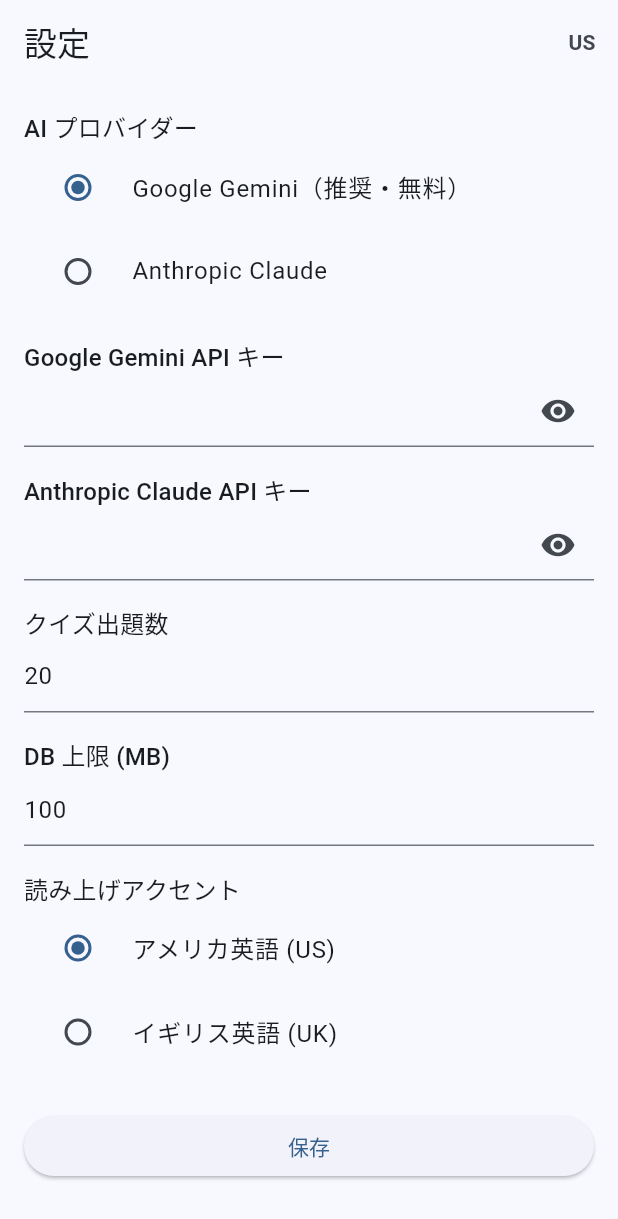
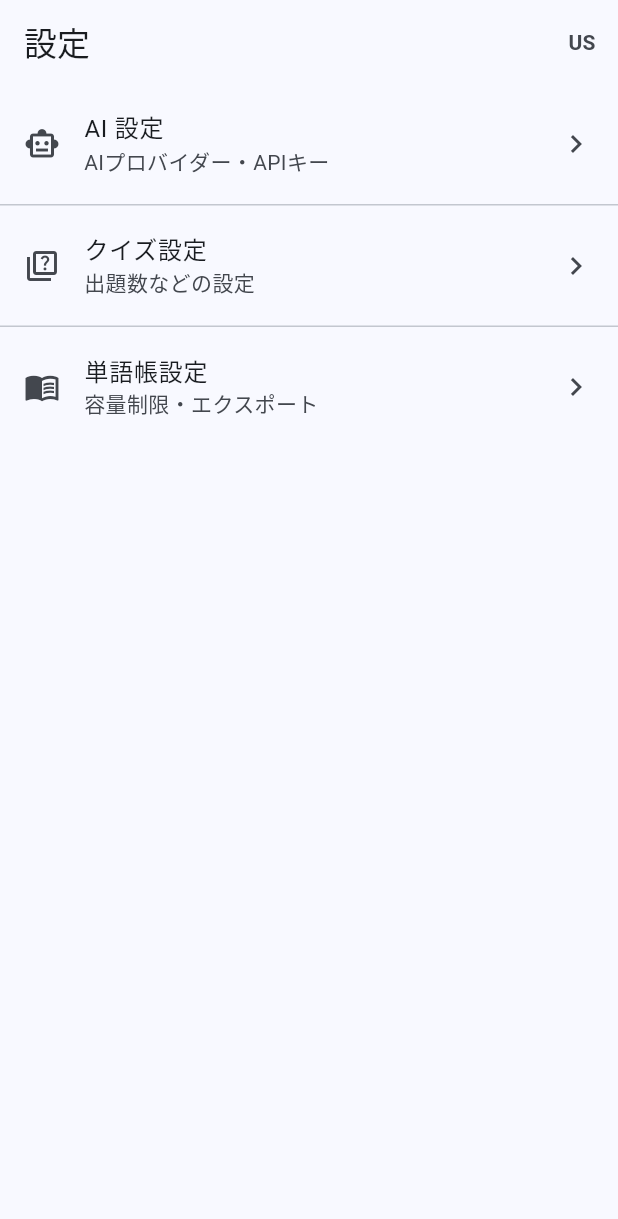
Before and after one commit to RYO0115/language_learn_app, a Flutter app: the SettingsPage screen opened by its route, on a phone screen of 412 x 824 dp. Shown: the top 1219 px of the screen. Run offline on Flutter 3.47's test engine with Material 3 defaults, Android fonts, the phone set to English and light mode, and no system bars; our stand-ins replace dio, drift, file_picker, flutter_riverpod, flutter_secure_storage, flutter_tts and 2 more; accounts and stored records are empty; generated files the repository leaves out were written again.

Commit message:
設定画面をカテゴリ別サブページに分割してセキュリティと視認性を改善
- 設定トップをナビゲーション一覧のみに刷新（AI設定・クイズ設定・単語帳設定）
- APIキーをトップ画面から AI設定サブページに移動（セキュリティ改善）
- クイズ設定サブページ: 出題数設定
- 単語帳設定サブページ: DB容量制限 + 単語帳のエクスポート/インポートを埋め込み
- 各画面右上の US/UK ボタンと重複する TTS アクセント設定を設定画面から削除
- app.dart に /settings/ai・/settings/quiz・/settings/words ルートを追加

Co-Authored-By: Claude Sonnet 4.6 <noreply@anthropic.com>

```diff
--- a/smartphone_app/lib/app.dart
+++ b/smartphone_app/lib/app.dart
@@ -11,6 +11,9 @@ import 'features/quiz/presentation/quiz_result_page.dart';
 import 'features/streak/presentation/streak_calendar_page.dart';
 import 'features/export/presentation/export_page.dart';
 import 'features/settings/presentation/settings_page.dart';
+import 'features/settings/presentation/settings_ai_page.dart';
+import 'features/settings/presentation/settings_quiz_page.dart';
+import 'features/settings/presentation/settings_words_page.dart';
 import 'features/onboarding/presentation/api_key_setup_page.dart';
 import 'features/settings/presentation/settings_provider.dart';
 import 'package:language_learn_app/l10n/app_localizations.dart';
@@ -57,6 +60,9 @@ final _routerProvider = Provider<GoRouter>((ref) {
       GoRoute(path: '/streak', builder: (_, __) => const StreakCalendarPage()),
       GoRoute(path: '/export', builder: (_, __) => const ExportPage()),
       GoRoute(path: '/settings', builder: (_, __) => const SettingsPage()),
+      GoRoute(path: '/settings/ai', builder: (_, __) => const SettingsAiPage()),
+      GoRoute(path: '/settings/quiz', builder: (_, __) => const SettingsQuizPage()),
+      GoRoute(path: '/settings/words', builder: (_, __) => const SettingsWordsPage()),
     ],
   );
 });
--- a/smartphone_app/lib/features/settings/presentation/settings_page.dart
+++ b/smartphone_app/lib/features/settings/presentation/settings_page.dart
@@ -3,190 +3,68 @@ import 'package:flutter_riverpod/flutter_riverpod.dart';
 import 'package:go_router/go_router.dart';
 import 'package:language_learn_app/l10n/app_localizations.dart';
 import '../../../common/widgets/common_app_bar_actions.dart';
-import '../domain/app_settings.dart';
-import 'settings_provider.dart';
 
-class SettingsPage extends ConsumerStatefulWidget {
+class SettingsPage extends ConsumerWidget {
   const SettingsPage({super.key});
 
   @override
-  ConsumerState<SettingsPage> createState() => _SettingsPageState();
+  Widget build(BuildContext context, WidgetRef ref) {
+    final l10n = AppLocalizations.of(context)!;
+    return Scaffold(
+      appBar: AppBar(
+        title: Text(l10n.settings),
+        actions: const [CommonAppBarActions(showSettingsButton: false)],
+      ),
+      body: ListView(
+        children: [
+          _SettingsTile(
+            icon: Icons.smart_toy_outlined,
+            title: 'AI 設定',
+            subtitle: 'AIプロバイダー・APIキー',
+            onTap: () => context.push('/settings/ai'),
+          ),
+          const Divider(height: 1),
+          _SettingsTile(
+            icon: Icons.quiz_outlined,
+            title: 'クイズ設定',
+            subtitle: '出題数などの設定',
+            onTap: () => context.push('/settings/quiz'),
+          ),
+          const Divider(height: 1),
+          _SettingsTile(
+            icon: Icons.menu_book_outlined,
+            title: '単語帳設定',
+            subtitle: '容量制限・エクスポート',
+            onTap: () => context.push('/settings/words'),
+          ),
+        ],
+      ),
+    );
+  }
 }
 
-class _SettingsPageState extends ConsumerState<SettingsPage> {
-  final _googleKeyCtrl = TextEditingController();
-  final _claudeKeyCtrl = TextEditingController();
-  final _quizCountCtrl = TextEditingController();
-  final _dbLimitCtrl = TextEditingController();
-  AiProvider _provider = AiProvider.gemini;
-  TtsAccent _ttsAccent = TtsAccent.american;
-  bool _obscureGoogle = true;
-  bool _obscureClaude = true;
-  bool _initialized = false;
+class _SettingsTile extends StatelessWidget {
+  const _SettingsTile({
+    required this.icon,
+    required this.title,
+    required this.subtitle,
+    required this.onTap,
+  });
 
-  @override
-  void dispose() {
-    _googleKeyCtrl.dispose();
-    _claudeKeyCtrl.dispose();
-    _quizCountCtrl.dispose();
-    _dbLimitCtrl.dispose();
-    super.dispose();
-  }
+  final IconData icon;
+  final String title;
+  final String subtitle;
+  final VoidCallback onTap;
 
   @override
   Widget build(BuildContext context) {
-    final l10n = AppLocalizations.of(context)!;
-    final settingsAsync = ref.watch(settingsProvider);
-
-    return settingsAsync.when(
-      loading: () =>
-          const Scaffold(body: Center(child: CircularProgressIndicator())),
-      error: (e, _) => Scaffold(body: Center(child: Text(e.toString()))),
-      data: (settings) {
-        if (!_initialized) {
-          _provider = settings.aiProvider;
-          _ttsAccent = settings.ttsAccent;
-          _googleKeyCtrl.text = settings.googleApiKey ?? '';
-          _claudeKeyCtrl.text = settings.claudeApiKey ?? '';
-          _quizCountCtrl.text = settings.quizCount.toString();
-          _dbLimitCtrl.text = settings.dbLimitMb.toString();
-          _initialized = true;
-        }
-        return Scaffold(
-          appBar: AppBar(
-            title: Text(l10n.settings),
-            actions: const [
-              CommonAppBarActions(showSettingsButton: false),
-            ],
-          ),
-          body: SingleChildScrollView(
-            padding: const EdgeInsets.all(16),
-            child: Column(
-              crossAxisAlignment: CrossAxisAlignment.stretch,
-              children: [
-                Text(l10n.settingsAiProvider,
-                    style: Theme.of(context).textTheme.titleMedium),
-                RadioGroup<AiProvider>(
-                  groupValue: _provider,
-                  onChanged: (v) => setState(() => _provider = v!),
-                  child: Column(
-                    children: [
-                      RadioListTile<AiProvider>(
-                        title: Text(l10n.providerGemini),
-                        value: AiProvider.gemini,
-                      ),
-                      RadioListTile<AiProvider>(
-                        title: Text(l10n.providerClaude),
-                        value: AiProvider.claude,
-                      ),
-                    ],
-                  ),
-                ),
-                const SizedBox(height: 16),
-                Text('Google Gemini API キー',
-                    style: Theme.of(context).textTheme.titleMedium),
-                TextField(
-                  controller: _googleKeyCtrl,
-                  obscureText: _obscureGoogle,
-                  decoration: InputDecoration(
-                    suffixIcon: IconButton(
-                      icon: Icon(_obscureGoogle
-                          ? Icons.visibility
-                          : Icons.visibility_off),
-                      onPressed: () =>
-                          setState(() => _obscureGoogle = !_obscureGoogle),
-                    ),
-                  ),
-                ),
-                const SizedBox(height: 16),
-                Text('Anthropic Claude API キー',
-                    style: Theme.of(context).textTheme.titleMedium),
-                TextField(
-                  controller: _claudeKeyCtrl,
-                  obscureText: _obscureClaude,
-                  decoration: InputDecoration(
-                    suffixIcon: IconButton(
-                      icon: Icon(_obscureClaude
-                          ? Icons.visibility
-                          : Icons.visibility_off),
-                      onPressed: () =>
-                          setState(() => _obscureClaude = !_obscureClaude),
-                    ),
-                  ),
-                ),
-                const SizedBox(height: 16),
-                Text(l10n.settingsQuizCount,
-                    style: Theme.of(context).textTheme.titleMedium),
-                TextField(
-                  controller: _quizCountCtrl,
-                  keyboardType: TextInputType.number,
-                ),
-                const SizedBox(height: 16),
-                Text(l10n.settingsDbLimit,
-                    style: Theme.of(context).textTheme.titleMedium),
-                TextField(
-                  controller: _dbLimitCtrl,
-                  keyboardType: TextInputType.number,
-                ),
-                const SizedBox(height: 16),
-                Text('読み上げアクセント',
-                    style: Theme.of(context).textTheme.titleMedium),
-                RadioGroup<TtsAccent>(
-                  groupValue: _ttsAccent,
-                  onChanged: (v) => setState(() => _ttsAccent = v!),
-                  child: const Column(
-                    children: [
-                      RadioListTile<TtsAccent>(
-                        title: Text('アメリカ英語 (US)'),
-                        value: TtsAccent.american,
-                      ),
-                      RadioListTile<TtsAccent>(
-                        title: Text('イギリス英語 (UK)'),
-                        value: TtsAccent.british,
-                      ),
-                    ],
-                  ),
-                ),
-                const SizedBox(height: 24),
-                ElevatedButton(
-                  onPressed: _save,
-                  child: Text(l10n.save),
-                ),
-                const SizedBox(height: 32),
-                const Divider(),
-                const SizedBox(height: 8),
-                Text(l10n.exportImport,
-                    style: Theme.of(context).textTheme.titleMedium),
-                const SizedBox(height: 8),
-                ListTile(
-                  contentPadding: EdgeInsets.zero,
-                  leading: const Icon(Icons.import_export),
-                  title: Text(l10n.exportImport),
-                  trailing: const Icon(Icons.chevron_right),
-                  onTap: () => context.push('/export'),
-                ),
-              ],
-            ),
-          ),
-        );
-      },
+    return ListTile(
+      leading: Icon(icon),
+      title: Text(title),
+      subtitle: Text(subtitle),
+      trailing: const Icon(Icons.chevron_right),
+      contentPadding: const EdgeInsets.symmetric(horizontal: 16, vertical: 4),
+      onTap: onTap,
     );
   }
-
-  Future<void> _save() async {
-    final settings = AppSettings(
-      aiProvider: _provider,
-      googleApiKey: _googleKeyCtrl.text.isEmpty ? null : _googleKeyCtrl.text,
-      claudeApiKey: _claudeKeyCtrl.text.isEmpty ? null : _claudeKeyCtrl.text,
-      quizCount: int.tryParse(_quizCountCtrl.text) ?? 20,
-      dbLimitMb: int.tryParse(_dbLimitCtrl.text) ?? 100,
-      ttsAccent: _ttsAccent,
-    );
-    await ref.read(settingsProvider.notifier).save(settings);
-    if (mounted) {
-      ScaffoldMessenger.of(context).showSnackBar(
-        SnackBar(content: Text(AppLocalizations.of(context)!.save)),
-      );
-    }
-  }
 }
```
Also changed, not shown: smartphone_app/lib/features/settings/presentation/settings_ai_page.dart (added, +143 -0 lines), smartphone_app/lib/features/settings/presentation/settings_quiz_page.dart (added, +91 -0 lines), smartphone_app/lib/features/settings/presentation/settings_words_page.dart (added, +185 -0 lines).
